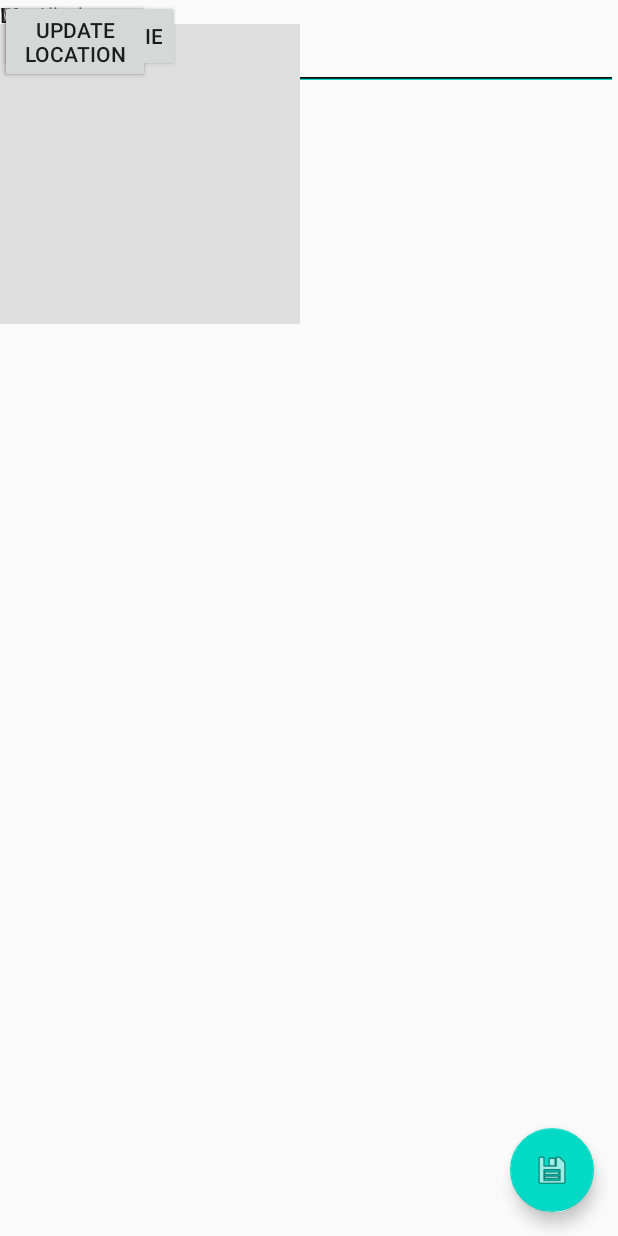
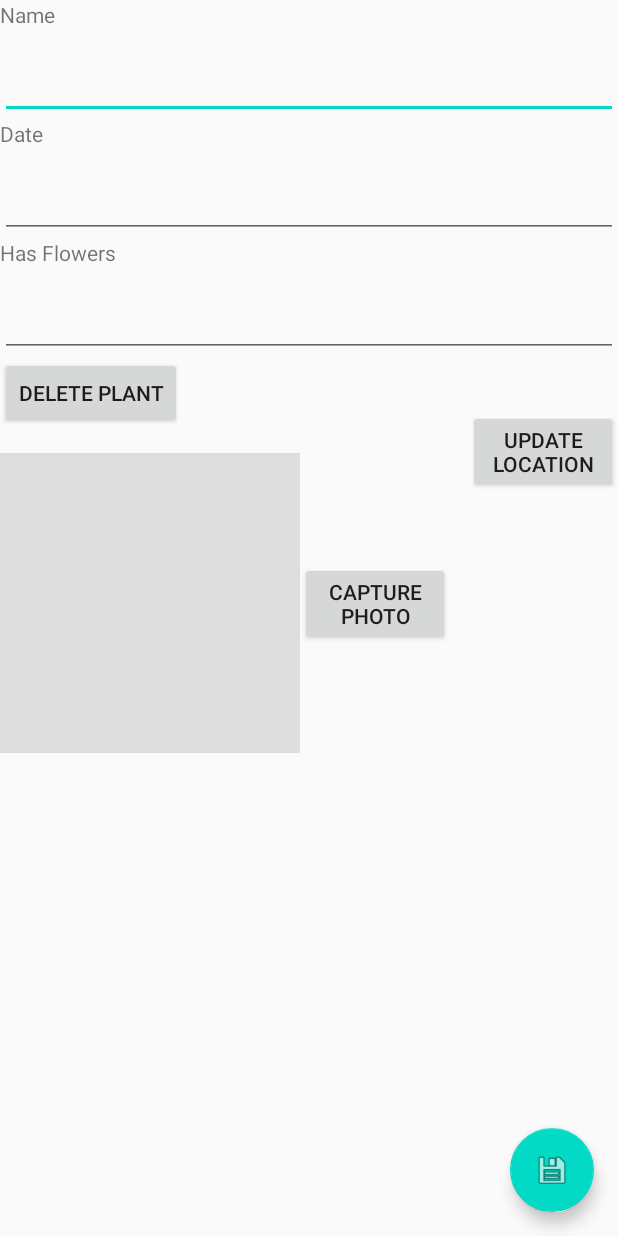
Before and after one commit to george200150/pdmandro, an Android app: the layout fragment_item_edit.xml on its own in the app's theme, with its tools: preview values and no code run, on a phone screen of 412 x 824 dp. Run offline under Robolectric (Android 15) with nearby library versions, the phone set to English and light mode, and no system bars.

Commit message:
getting closer

```diff
--- a/app/src/main/AndroidManifest.xml
+++ b/app/src/main/AndroidManifest.xml
@@ -17,7 +17,7 @@
 
 
     <application
-        android:allowBackup="true"
+        android:allowBackup="false"
         android:icon="@mipmap/ic_launcher"
         android:label="@string/app_name"
         android:roundIcon="@mipmap/ic_launcher_round"
--- a/app/src/main/java/com/george200150/uni/pdmandro/auth/data/AuthRepository.kt
+++ b/app/src/main/java/com/george200150/uni/pdmandro/auth/data/AuthRepository.kt
@@ -5,6 +5,7 @@ import android.content.SharedPreferences
 import com.george200150.uni.pdmandro.core.Api
 import com.george200150.uni.pdmandro.core.Result
 import com.george200150.uni.pdmandro.auth.data.remote.RemoteAuthDataSource
+import com.george200150.uni.pdmandro.core.Constants
 
 
 object AuthRepository {
@@ -47,6 +48,7 @@ object AuthRepository {
             prefs = context.getSharedPreferences("com.george200150.uni.pdmandro", Context.MODE_PRIVATE)
         val editor = prefs!!.edit()
         editor.putString("token", tokenHolder.token)
+        Constants.instance()?.storeValueString("token",tokenHolder.token)
         editor.apply()
     }
 
--- a/app/src/main/res/layout/fragment_item_edit.xml
+++ b/app/src/main/res/layout/fragment_item_edit.xml
@@ -1,5 +1,5 @@
 <?xml version="1.0" encoding="utf-8"?>
-<FrameLayout xmlns:android="http://schemas.android.com/apk/res/android"
+<androidx.constraintlayout.widget.ConstraintLayout xmlns:android="http://schemas.android.com/apk/res/android"
     xmlns:app="http://schemas.android.com/apk/res-auto"
     xmlns:tools="http://schemas.android.com/tools"
     android:layout_width="match_parent"
@@ -18,10 +18,10 @@
         app:layout_constraintTop_toTopOf="parent" />
 
     <TextView
-        android:id="@+id/view_name"
+        android:id="@+id/plant_name"
         android:layout_width="wrap_content"
         android:layout_height="wrap_content"
-        android:text="Movie name"
+        android:text="@string/name"
         app:layout_constraintStart_toStartOf="parent"
         app:layout_constraintTop_toTopOf="parent" />
 
@@ -31,23 +31,7 @@
         android:layout_height="60dp"
         android:text=""
         app:layout_constraintStart_toStartOf="parent"
-        app:layout_constraintTop_toBottomOf="@id/view_name" />
-
-    <TextView
-        android:id="@+id/view_length"
-        android:layout_width="wrap_content"
-        android:layout_height="wrap_content"
-        android:text="Length"
-        app:layout_constraintStart_toStartOf="parent"
-        app:layout_constraintTop_toBottomOf="@id/movie_name" />
-
-    <EditText
-        android:id="@+id/movie_length"
-        android:layout_width="match_parent"
-        android:layout_height="60dp"
-        android:text=""
-        app:layout_constraintStart_toStartOf="parent"
-        app:layout_constraintTop_toBottomOf="@id/view_length" />
+        app:layout_constraintTop_toBottomOf="@id/plant_name" />
 
     <TextView
         android:id="@+id/view_date"
@@ -55,10 +39,10 @@
         android:layout_height="wrap_content"
         android:text="Date"
         app:layout_constraintStart_toStartOf="parent"
-        app:layout_constraintTop_toBottomOf="@id/movie_length" />
+        app:layout_constraintTop_toBottomOf="@id/movie_name" />
 
     <EditText
-        android:id="@+id/movie_date"
+        android:id="@+id/plant_date"
         android:layout_width="match_parent"
         android:layout_height="60dp"
         android:text=""
@@ -66,28 +50,28 @@
         app:layout_constraintTop_toBottomOf="@id/view_date" />
 
     <TextView
-        android:id="@+id/view_is_watched"
+        android:id="@+id/view_has_flowers"
         android:layout_width="wrap_content"
         android:layout_height="wrap_content"
-        android:text="Watched"
+        android:text="@string/hasFlowers"
         app:layout_constraintStart_toStartOf="parent"
-        app:layout_constraintTop_toBottomOf="@id/movie_date" />
+        app:layout_constraintTop_toBottomOf="@id/plant_date" />
 
     <EditText
-        android:id="@+id/movie_is_watched"
+        android:id="@+id/plant_has_flowers"
         android:layout_width="match_parent"
         android:layout_height="60dp"
         android:text=""
         app:layout_constraintStart_toStartOf="parent"
-        app:layout_constraintTop_toBottomOf="@id/view_is_watched" />
+        app:layout_constraintTop_toBottomOf="@id/view_has_flowers" />
 
     <Button
         android:id="@+id/delete_button"
         android:layout_width="wrap_content"
         android:layout_height="wrap_content"
-        android:text="Delete movie"
+        android:text="@string/delete_plant"
         app:layout_constraintStart_toStartOf="parent"
-        app:layout_constraintTop_toBottomOf="@id/movie_is_watched" />
+        app:layout_constraintTop_toBottomOf="@id/plant_has_flowers" />
 
     <ImageView
         android:id="@+id/ivImage"
@@ -96,7 +80,8 @@
         android:layout_marginTop="@dimen/text_margin"
         android:src="#dedede"
         app:layout_constraintStart_toStartOf="@id/delete_button"
-        app:layout_constraintTop_toBottomOf="@id/delete_button" />
+        app:layout_constraintTop_toBottomOf="@id/delete_button"
+        android:contentDescription="Plant" />
 
     <Button
         android:id="@+id/btCapturePhoto"
@@ -112,7 +97,7 @@
         android:layout_width="wrap_content"
         android:layout_height="wrap_content"
         app:layout_constraintEnd_toEndOf="parent"
-        app:layout_constraintTop_toBottomOf="@id/movie_is_watched"
+        app:layout_constraintTop_toBottomOf="@id/plant_has_flowers"
         android:text=""
         android:layout_marginTop="@dimen/text_margin" />
 
@@ -134,4 +119,4 @@
         app:layout_constraintEnd_toEndOf="parent"
         app:srcCompat="@android:drawable/ic_menu_save" />
 
-</FrameLayout>
+</androidx.constraintlayout.widget.ConstraintLayout>
--- a/app/src/main/res/layout/view_item.xml
+++ b/app/src/main/res/layout/view_item.xml
@@ -1,5 +1,5 @@
 <?xml version="1.0" encoding="utf-8"?>
-<LinearLayout xmlns:android="http://schemas.android.com/apk/res/android"
+<androidx.constraintlayout.widget.ConstraintLayout xmlns:android="http://schemas.android.com/apk/res/android"
     xmlns:app="http://schemas.android.com/apk/res-auto"
     android:layout_width="match_parent"
     android:layout_height="75dp">
@@ -44,4 +44,4 @@
         app:layout_constraintBottom_toBottomOf="parent"
         app:layout_constraintEnd_toEndOf="parent"
         app:layout_constraintTop_toTopOf="parent" />
-</LinearLayout>
+</androidx.constraintlayout.widget.ConstraintLayout>
--- a/app/src/main/res/values/google_maps_api.xml
+++ b/app/src/main/res/values/google_maps_api.xml
@@ -1,3 +1,3 @@
 <resources>
-    <string name="google_maps_key" templateMergeStrategy="preserve" translatable="false">Mistakes have been made</string>
+    <string name="google_maps_key" templateMergeStrategy="preserve" translatable="false">AIzaSyC_9ttjugvvYCYjxWqdx0dcOZW2owJP3yc</string>
 </resources>
--- a/app/src/main/res/values/strings.xml
+++ b/app/src/main/res/values/strings.xml
@@ -21,4 +21,5 @@
     <string name="delete">Delete</string>
     <string name="logout">Logout</string>
     <string name="log_out">Log out</string>
+    <string name="delete_plant">Delete Plant</string>
 </resources>
```
Also changed, not shown: app/src/main/java/com/george200150/uni/pdmandro/MainActivity.kt (+37 -0 lines), app/src/main/java/com/george200150/uni/pdmandro/todo/plant/PlantEditFragment.kt (+17 -18 lines), app/src/main/java/com/george200150/uni/pdmandro/todo/plants/PlantListAdapter.kt (+10 -8 lines), app/src/main/res/layout/fragment_item_list.xml (+8 -4 lines).
